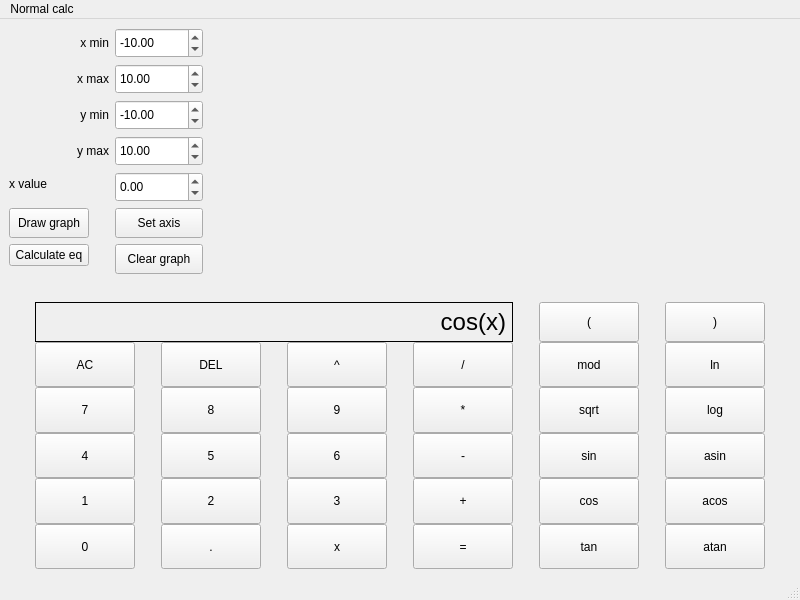
This is src/Calculator/View/View.ui in darrpama/CPP3_SmartCalc_v2.0-1 as Qt 5 draws it before an edit. The edited form follows.
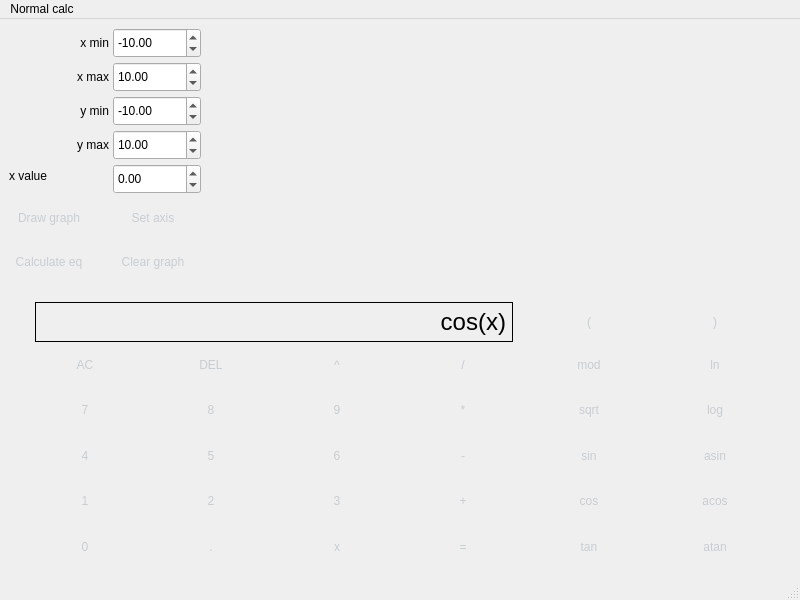
This is the edited form. Custom widgets are drawn as their Qt base class.

What changed in the file:
```diff
--- a/src/Calculator/View/View.ui
+++ b/src/Calculator/View/View.ui
@@ -49,6 +49,15 @@
         <property name="sizeConstraint">
          <enum>QLayout::SetDefaultConstraint</enum>
         </property>
+        <property name="horizontalSpacing">
+         <number>4</number>
+        </property>
+        <property name="verticalSpacing">
+         <number>4</number>
+        </property>
+        <property name="bottomMargin">
+         <number>0</number>
+        </property>
         <item row="0" column="0">
          <widget class="QLabel" name="Lxmin">
           <property name="sizePolicy">
@@ -272,17 +281,35 @@
         <item row="5" column="0">
          <widget class="QPushButton" name="Bdraw_graph">
           <property name="sizePolicy">
-           <sizepolicy hsizetype="Expanding" vsizetype="Fixed">
+           <sizepolicy hsizetype="Fixed" vsizetype="Fixed">
             <horstretch>0</horstretch>
             <verstretch>0</verstretch>
            </sizepolicy>
           </property>
           <property name="minimumSize">
            <size>
-            <width>40</width>
-            <height>30</height>
+            <width>80</width>
+            <height>40</height>
            </size>
           </property>
+          <property name="styleSheet">
+           <string notr="true">QPushButton {
+ background-color: qlineargradient(
+      x1:0, y1:0, x2:1, y2:1, 
+  stop:0 rgba(42, 48, 62, 255),
+      stop:1 rgba(57, 62, 81, 255)
+ );
+ border-radius: 3px;
+ color: rgba(200, 205, 210, 255);
+ border:1px solid rgba(49, 57, 73, 255 * 0.5);
+}
+QPushButton:pressed {
+  background-color: rgba(42, 48, 62, 255);
+ border:1px solid rgba(42, 48, 62, 255);
+ color: rgba(200, 200, 200, 255 * 0.1);
+}
+</string>
+          </property>
           <property name="text">
            <string>Draw graph</string>
           </property>
@@ -291,17 +318,35 @@
         <item row="5" column="1">
          <widget class="QPushButton" name="Bset_axis">
           <property name="sizePolicy">
-           <sizepolicy hsizetype="Expanding" vsizetype="Fixed">
+           <sizepolicy hsizetype="Fixed" vsizetype="Fixed">
             <horstretch>0</horstretch>
             <verstretch>0</verstretch>
            </sizepolicy>
           </property>
           <property name="minimumSize">
            <size>
-            <width>40</width>
-            <height>30</height>
+            <width>80</width>
+            <height>40</height>
            </size>
           </property>
+          <property name="styleSheet">
+           <string notr="true">QPushButton {
+ background-color: qlineargradient(
+      x1:0, y1:0, x2:1, y2:1, 
+  stop:0 rgba(42, 48, 62, 255),
+      stop:1 rgba(57, 62, 81, 255)
+ );
+ border-radius: 3px;
+ color: rgba(200, 205, 210, 255);
+ border:1px solid rgba(49, 57, 73, 255 * 0.5);
+}
+QPushButton:pressed {
+  background-color: rgba(42, 48, 62, 255);
+ border:1px solid rgba(42, 48, 62, 255);
+ color: rgba(200, 200, 200, 255 * 0.1);
+}
+</string>
+          </property>
           <property name="text">
            <string>Set axis</string>
           </property>
@@ -312,6 +357,36 @@
         </item>
         <item row="6" column="0">
          <widget class="QPushButton" name="pBcalculate_eq">
+          <property name="sizePolicy">
+           <sizepolicy hsizetype="Fixed" vsizetype="Fixed">
+            <horstretch>0</horstretch>
+            <verstretch>0</verstretch>
+           </sizepolicy>
+          </property>
+          <property name="minimumSize">
+           <size>
+            <width>80</width>
+            <height>40</height>
+           </size>
+          </property>
+          <property name="styleSheet">
+           <string notr="true">QPushButton {
+ background-color: qlineargradient(
+      x1:0, y1:0, x2:1, y2:1, 
+  stop:0 rgba(42, 48, 62, 255),
+      stop:1 rgba(57, 62, 81, 255)
+ );
+ border-radius: 3px;
+ color: rgba(200, 205, 210, 255);
+ border:1px solid rgba(49, 57, 73, 255 * 0.5);
+}
+QPushButton:pressed {
+  background-color: rgba(42, 48, 62, 255);
+ border:1px solid rgba(42, 48, 62, 255);
+ color: rgba(200, 200, 200, 255 * 0.1);
+}
+</string>
+          </property>
           <property name="text">
            <string>Calculate eq</string>
           </property>
@@ -320,17 +395,35 @@
         <item row="6" column="1">
          <widget class="QPushButton" name="Bgraphclear">
           <property name="sizePolicy">
-           <sizepolicy hsizetype="Expanding" vsizetype="Fixed">
+           <sizepolicy hsizetype="Fixed" vsizetype="Fixed">
             <horstretch>0</horstretch>
             <verstretch>0</verstretch>
            </sizepolicy>
           </property>
           <property name="minimumSize">
            <size>
-            <width>40</width>
-            <height>30</height>
+            <width>80</width>
+            <height>40</height>
            </size>
           </property>
+          <property name="styleSheet">
+           <string notr="true">QPushButton {
+ background-color: qlineargradient(
+      x1:0, y1:0, x2:1, y2:1, 
+  stop:0 rgba(42, 48, 62, 255),
+      stop:1 rgba(57, 62, 81, 255)
+ );
+ border-radius: 3px;
+ color: rgba(200, 205, 210, 255);
+ border:1px solid rgba(49, 57, 73, 255 * 0.5);
+}
+QPushButton:pressed {
+  background-color: rgba(42, 48, 62, 255);
+ border:1px solid rgba(42, 48, 62, 255);
+ color: rgba(200, 200, 200, 255 * 0.1);
+}
+</string>
+          </property>
           <property name="text">
            <string>Clear graph</string>
           </property>
@@ -381,6 +474,24 @@
           <height>100</height>
          </size>
         </property>
+        <property name="styleSheet">
+         <string notr="true">QPushButton {
+ background-color: qlineargradient(
+      x1:0, y1:0, x2:1, y2:1, 
+  stop:0 rgba(42, 48, 62, 255),
+      stop:1 rgba(57, 62, 81, 255)
+ );
+ border-radius: 3px;
+ color: rgba(200, 205, 210, 255);
+ border:1px solid rgba(49, 57, 73, 255 * 0.5);
+}
+QPushButton:pressed {
+  background-color: rgba(42, 48, 62, 255);
+ border:1px solid rgba(42, 48, 62, 255);
+ color: rgba(200, 200, 200, 255 * 0.1);
+}
+</string>
+        </property>
         <property name="text">
          <string>DEL</string>
         </property>
@@ -409,6 +520,24 @@
           <height>100</height>
          </size>
         </property>
+        <property name="styleSheet">
+         <string notr="true">QPushButton {
+ background-color: qlineargradient(
+      x1:0, y1:0, x2:1, y2:1, 
+  stop:0 rgba(42, 48, 62, 255),
+      stop:1 rgba(57, 62, 81, 255)
+ );
+ border-radius: 3px;
+ color: rgba(200, 205, 210, 255);
+ border:1px solid rgba(49, 57, 73, 255 * 0.5);
+}
+QPushButton:pressed {
+  background-color: rgba(42, 48, 62, 255);
+ border:1px solid rgba(42, 48, 62, 255);
+ color: rgba(200, 200, 200, 255 * 0.1);
+}
+</string>
+        </property>
         <property name="text">
          <string>6</string>
         </property>
@@ -437,6 +566,24 @@
           <height>100</height>
          </size>
         </property>
+        <property name="styleSheet">
+         <string notr="true">QPushButton {
+ background-color: qlineargradient(
+      x1:0, y1:0, x2:1, y2:1, 
+  stop:0 rgba(42, 48, 62, 255),
+      stop:1 rgba(57, 62, 81, 255)
+ );
+ border-radius: 3px;
+ color: rgba(200, 205, 210, 255);
+ border:1px solid rgba(49, 57, 73, 255 * 0.5);
+}
+QPushButton:pressed {
+  background-color: rgba(42, 48, 62, 255);
+ border:1px solid rgba(42, 48, 62, 255);
+ color: rgba(200, 200, 200, 255 * 0.1);
+}
+</string>
+        </property>
         <property name="text">
          <string>sin</string>
         </property>
@@ -465,6 +612,24 @@
           <height>100</height>
          </size>
         </property>
+        <property name="styleSheet">
+         <string notr="true">QPushButton {
+ background-color: qlineargradient(
+      x1:0, y1:0, x2:1, y2:1, 
+  stop:0 rgba(42, 48, 62, 255),
+      stop:1 rgba(57, 62, 81, 255)
+ );
+ border-radius: 3px;
+ color: rgba(200, 205, 210, 255);
+ border:1px solid rgba(49, 57, 73, 255 * 0.5);
+}
+QPushButton:pressed {
+  background-color: rgba(42, 48, 62, 255);
+ border:1px solid rgba(42, 48, 62, 255);
+ color: rgba(200, 200, 200, 255 * 0.1);
+}
+</string>
+        </property>
         <property name="text">
          <string>)</string>
         </property>
@@ -493,6 +658,24 @@
           <height>100</height>
          </size>
         </property>
+        <property name="styleSheet">
+         <string notr="true">QPushButton {
+ background-color: qlineargradient(
+      x1:0, y1:0, x2:1, y2:1, 
+  stop:0 rgba(42, 48, 62, 255),
+      stop:1 rgba(57, 62, 81, 255)
+ );
+ border-radius: 3px;
+ color: rgba(200, 205, 210, 255);
+ border:1px solid rgba(49, 57, 73, 255 * 0.5);
+}
+QPushButton:pressed {
+  background-color: rgba(42, 48, 62, 255);
+ border:1px solid rgba(42, 48, 62, 255);
+ color: rgba(200, 200, 200, 255 * 0.1);
+}
+</string>
+        </property>
         <property name="text">
          <string>.</string>
         </property>
@@ -521,6 +704,24 @@
           <height>100</height>
          </size>
         </property>
+        <property name="styleSheet">
+         <string notr="true">QPushButton {
+ background-color: qlineargradient(
+      x1:0, y1:0, x2:1, y2:1, 
+  stop:0 rgba(42, 48, 62, 255),
+      stop:1 rgba(57, 62, 81, 255)
+ );
+ border-radius: 3px;
+ color: rgba(200, 205, 210, 255);
+ border:1px solid rgba(49, 57, 73, 255 * 0.5);
+}
+QPushButton:pressed {
+  background-color: rgba(42, 48, 62, 255);
+ border:1px solid rgba(42, 48, 62, 255);
+ color: rgba(200, 200, 200, 255 * 0.1);
+}
+</string>
+        </property>
         <property name="text">
          <string>*</string>
         </property>
@@ -549,6 +750,24 @@
           <height>100</height>
          </size>
         </property>
+        <property name="styleSheet">
+         <string notr="true">QPushButton {
+ background-color: qlineargradient(
+      x1:0, y1:0, x2:1, y2:1, 
+  stop:0 rgba(42, 48, 62, 255),
+      stop:1 rgba(57, 62, 81, 255)
+ );
+ border-radius: 3px;
+ color: rgba(200, 205, 210, 255);
+ border:1px solid rgba(49, 57, 73, 255 * 0.5);
+}
+QPushButton:pressed {
+  background-color: rgba(42, 48, 62, 255);
+ border:1px solid rgba(42, 48, 62, 255);
+ color: rgba(200, 200, 200, 255 * 0.1);
+}
+</string>
+        </property>
         <property name="text">
          <string>5</string>
         </property>
@@ -577,6 +796,24 @@
           <height>100</height>
          </size>
         </property>
+        <property name="styleSheet">
+         <string notr="true">QPushButton {
+ background-color: qlineargradient(
+      x1:0, y1:0, x2:1, y2:1, 
+  stop:0 rgba(42, 48, 62, 255),
+      stop:1 rgba(57, 62, 81, 255)
+ );
+ border-radius: 3px;
+ color: rgba(200, 205, 210, 255);
+ border:1px solid rgba(49, 57, 73, 255 * 0.5);
+}
+QPushButton:pressed {
+  background-color: rgba(42, 48, 62, 255);
+ border:1px solid rgba(42, 48, 62, 255);
+ color: rgba(200, 200, 200, 255 * 0.1);
+}
+</string>
+        </property>
         <property name="text">
          <string>x</string>
         </property>
@@ -605,6 +842,24 @@
           <height>100</height>
          </size>
         </property>
+        <property name="styleSheet">
+         <string notr="true">QPushButton {
+ background-color: qlineargradient(
+      x1:0, y1:0, x2:1, y2:1, 
+  stop:0 rgba(42, 48, 62, 255),
+      stop:1 rgba(57, 62, 81, 255)
+ );
+ border-radius: 3px;
+ color: rgba(200, 205, 210, 255);
+ border:1px solid rgba(49, 57, 73, 255 * 0.5);
+}
+QPushButton:pressed {
+  background-color: rgba(42, 48, 62, 255);
+ border:1px solid rgba(42, 48, 62, 255);
+ color: rgba(200, 200, 200, 255 * 0.1);
+}
+</string>
+        </property>
         <property name="text">
          <string>^</string>
         </property>
@@ -633,6 +888,24 @@
           <height>100</height>
          </size>
         </property>
+        <property name="styleSheet">
+         <string notr="true">QPushButton {
+ background-color: qlineargradient(
+      x1:0, y1:0, x2:1, y2:1, 
+  stop:0 rgba(42, 48, 62, 255),
+      stop:1 rgba(57, 62, 81, 255)
+ );
+ border-radius: 3px;
+ color: rgba(200, 205, 210, 255);
+ border:1px solid rgba(49, 57, 73, 255 * 0.5);
+}
+QPushButton:pressed {
+  background-color: rgba(42, 48, 62, 255);
+ border:1px solid rgba(42, 48, 62, 255);
+ color: rgba(200, 200, 200, 255 * 0.1);
+}
+</string>
+        </property>
         <property name="text">
          <string>tan</string>
         </property>
@@ -661,6 +934,24 @@
           <height>100</height>
          </size>
         </property>
+        <property name="styleSheet">
+         <string notr="true">QPushButton {
+ background-color: qlineargradient(
+      x1:0, y1:0, x2:1, y2:1, 
+  stop:0 rgba(42, 48, 62, 255),
+      stop:1 rgba(57, 62, 81, 255)
+ );
+ border-radius: 3px;
+ color: rgba(200, 205, 210, 255);
+ border:1px solid rgba(49, 57, 73, 255 * 0.5);
+}
+QPushButton:pressed {
+  background-color: rgba(42, 48, 62, 255);
+ border:1px solid rgba(42, 48, 62, 255);
+ color: rgba(200, 200, 200, 255 * 0.1);
+}
+</string>
+        </property>
         <property name="text">
          <string>acos</string>
         </property>
@@ -689,6 +980,24 @@
           <height>100</height>
          </size>
         </property>
+        <property name="styleSheet">
+         <string notr="true">QPushButton {
+ background-color: qlineargradient(
+      x1:0, y1:0, x2:1, y2:1, 
+  stop:0 rgba(42, 48, 62, 255),
+      stop:1 rgba(57, 62, 81, 255)
+ );
+ border-radius: 3px;
+ color: rgba(200, 205, 210, 255);
+ border:1px solid rgba(49, 57, 73, 255 * 0.5);
+}
+QPushButton:pressed {
+  background-color: rgba(42, 48, 62, 255);
+ border:1px solid rgba(42, 48, 62, 255);
+ color: rgba(200, 200, 200, 255 * 0.1);
+}
+</string>
+        </property>
         <property name="text">
          <string>-</string>
         </property>
@@ -717,6 +1026,24 @@
           <height>100</height>
          </size>
         </property>
+        <property name="styleSheet">
+         <string notr="true">QPushButton {
+ background-color: qlineargradient(
+      x1:0, y1:0, x2:1, y2:1, 
+  stop:0 rgba(42, 48, 62, 255),
+      stop:1 rgba(57, 62, 81, 255)
+ );
+ border-radius: 3px;
+ color: rgba(200, 205, 210, 255);
+ border:1px solid rgba(49, 57, 73, 255 * 0.5);
+}
+QPushButton:pressed {
+  background-color: rgba(42, 48, 62, 255);
+ border:1px solid rgba(42, 48, 62, 255);
+ color: rgba(200, 200, 200, 255 * 0.1);
+}
+</string>
+        </property>
         <property name="text">
          <string>asin</string>
         </property>
@@ -745,6 +1072,24 @@
           <height>100</height>
          </size>
         </property>
+        <property name="styleSheet">
+         <string notr="true">QPushButton {
+ background-color: qlineargradient(
+      x1:0, y1:0, x2:1, y2:1, 
+  stop:0 rgba(42, 48, 62, 255),
+      stop:1 rgba(57, 62, 81, 255)
+ );
+ border-radius: 3px;
+ color: rgba(200, 205, 210, 255);
+ border:1px solid rgba(49, 57, 73, 255 * 0.5);
+}
+QPushButton:pressed {
+  background-color: rgba(42, 48, 62, 255);
+ border:1px solid rgba(42, 48, 62, 255);
+ color: rgba(200, 200, 200, 255 * 0.1);
+}
+</string>
+        </property>
         <property name="text">
          <string>3</string>
         </property>
@@ -773,6 +1118,24 @@
           <height>100</height>
          </size>
         </property>
+        <property name="styleSheet">
+         <string notr="true">QPushButton {
+ background-color: qlineargradient(
+      x1:0, y1:0, x2:1, y2:1, 
+  stop:0 rgba(42, 48, 62, 255),
+      stop:1 rgba(57, 62, 81, 255)
+ );
+ border-radius: 3px;
+ color: rgba(200, 205, 210, 255);
+ border:1px solid rgba(49, 57, 73, 255 * 0.5);
+}
+QPushButton:pressed {
+  background-color: rgba(42, 48, 62, 255);
+ border:1px solid rgba(42, 48, 62, 255);
+ color: rgba(200, 200, 200, 255 * 0.1);
+}
+</string>
+        </property>
         <property name="text">
          <string>AC</string>
         </property>
@@ -807,6 +1170,24 @@
           <height>100</height>
          </size>
         </property>
+        <property name="styleSheet">
+         <string notr="true">QPushButton {
+ background-color: qlineargradient(
+      x1:0, y1:0, x2:1, y2:1, 
+  stop:0 rgba(42, 48, 62, 255),
+      stop:1 rgba(57, 62, 81, 255)
+ );
+ border-radius: 3px;
+ color: rgba(200, 205, 210, 255);
+ border:1px solid rgba(49, 57, 73, 255 * 0.5);
+}
+QPushButton:pressed {
+  background-color: rgba(42, 48, 62, 255);
+ border:1px solid rgba(42, 48, 62, 255);
+ color: rgba(200, 200, 200, 255 * 0.1);
+}
+</string>
+        </property>
         <property name="text">
          <string>0</string>
         </property>
@@ -835,6 +1216,24 @@
           <height>100</height>
          </size>
         </property>
+        <property name="styleSheet">
+         <string notr="true">QPushButton {
+ background-color: qlineargradient(
+      x1:0, y1:0, x2:1, y2:1, 
+  stop:0 rgba(42, 48, 62, 255),
+      stop:1 rgba(57, 62, 81, 255)
+ );
+ border-radius: 3px;
+ color: rgba(200, 205, 210, 255);
+ border:1px solid rgba(49, 57, 73, 255 * 0.5);
+}
+QPushButton:pressed {
+  background-color: rgba(42, 48, 62, 255);
+ border:1px solid rgba(42, 48, 62, 255);
+ color: rgba(200, 200, 200, 255 * 0.1);
+}
+</string>
+        </property>
         <property name="text">
          <string>=</string>
         </property>
@@ -863,6 +1262,24 @@
           <height>100</height>
          </size>
         </property>
+        <property name="styleSheet">
+         <string notr="true">QPushButton {
+ background-color: qlineargradient(
+      x1:0, y1:0, x2:1, y2:1, 
+  stop:0 rgba(42, 48, 62, 255),
+      stop:1 rgba(57, 62, 81, 255)
+ );
+ border-radius: 3px;
+ color: rgba(200, 205, 210, 255);
+ border:1px solid rgba(49, 57, 73, 255 * 0.5);
+}
+QPushButton:pressed {
+  background-color: rgba(42, 48, 62, 255);
+ border:1px solid rgba(42, 48, 62, 255);
+ color: rgba(200, 200, 200, 255 * 0.1);
+}
+</string>
+        </property>
         <property name="text">
          <string>2</string>
         </property>
@@ -891,6 +1308,24 @@
           <height>100</height>
          </size>
         </property>
+        <property name="styleSheet">
+         <string notr="true">QPushButton {
+ background-color: qlineargradient(
+      x1:0, y1:0, x2:1, y2:1, 
+  stop:0 rgba(42, 48, 62, 255),
+      stop:1 rgba(57, 62, 81, 255)
+ );
+ border-radius: 3px;
+ color: rgba(200, 205, 210, 255);
+ border:1px solid rgba(49, 57, 73, 255 * 0.5);
+}
+QPushButton:pressed {
+  background-color: rgba(42, 48, 62, 255);
+ border:1px solid rgba(42, 48, 62, 255);
+ color: rgba(200, 200, 200, 255 * 0.1);
+}
+</string>
+        </property>
         <property name="text">
          <string>ln</string>
         </property>
@@ -919,6 +1354,24 @@
           <height>100</height>
          </size>
         </property>
+        <property name="styleSheet">
+         <string notr="true">QPushButton {
+ background-color: qlineargradient(
+      x1:0, y1:0, x2:1, y2:1, 
+  stop:0 rgba(42, 48, 62, 255),
+      stop:1 rgba(57, 62, 81, 255)
+ );
+ border-radius: 3px;
+ color: rgba(200, 205, 210, 255);
+ border:1px solid rgba(49, 57, 73, 255 * 0.5);
+}
+QPushButton:pressed {
+  background-color: rgba(42, 48, 62, 255);
+ border:1px solid rgba(42, 48, 62, 255);
+ color: rgba(200, 200, 200, 255 * 0.1);
+}
+</string>
+        </property>
         <property name="text">
          <string>mod</string>
         </property>
@@ -947,6 +1400,24 @@
           <height>100</height>
          </size>
         </property>
+        <property name="styleSheet">
+         <string notr="true">QPushButton {
+ background-color: qlineargradient(
+      x1:0, y1:0, x2:1, y2:1, 
+  stop:0 rgba(42, 48, 62, 255),
+      stop:1 rgba(57, 62, 81, 255)
+ );
+ border-radius: 3px;
+ color: rgba(200, 205, 210, 255);
+ border:1px solid rgba(49, 57, 73, 255 * 0.5);
+}
+QPushButton:pressed {
+  background-color: rgba(42, 48, 62, 255);
+ border:1px solid rgba(42, 48, 62, 255);
+ color: rgba(200, 200, 200, 255 * 0.1);
+}
+</string>
+        </property>
         <property name="text">
          <string>8</string>
         </property>
@@ -975,6 +1446,24 @@
           <height>100</height>
          </size>
         </property>
+        <property name="styleSheet">
+         <string notr="true">QPushButton {
+ background-color: qlineargradient(
+      x1:0, y1:0, x2:1, y2:1, 
+  stop:0 rgba(42, 48, 62, 255),
+      stop:1 rgba(57, 62, 81, 255)
+ );
+ border-radius: 3px;
+ color: rgba(200, 205, 210, 255);
+ border:1px solid rgba(49, 57, 73, 255 * 0.5);
+}
+QPushButton:pressed {
+  background-color: rgba(42, 48, 62, 255);
+ border:1px solid rgba(42, 48, 62, 255);
+ color: rgba(200, 200, 200, 255 * 0.1);
+}
+</string>
+        </property>
         <property name="text">
          <string>log</string>
         </property>
@@ -1003,6 +1492,24 @@
           <height>100</height>
          </size>
         </property>
+        <property name="styleSheet">
+         <string notr="true">QPushButton {
+ background-color: qlineargradient(
+      x1:0, y1:0, x2:1, y2:1, 
+  stop:0 rgba(42, 48, 62, 255),
+      stop:1 rgba(57, 62, 81, 255)
+ );
+ border-radius: 3px;
+ color: rgba(200, 205, 210, 255);
+ border:1px solid rgba(49, 57, 73, 255 * 0.5);
+}
+QPushButton:pressed {
+  background-color: rgba(42, 48, 62, 255);
+ border:1px solid rgba(42, 48, 62, 255);
+ color: rgba(200, 200, 200, 255 * 0.1);
+}
+</string>
+        </property>
         <property name="text">
          <string>cos</string>
         </property>
@@ -1031,6 +1538,24 @@
           <height>100</height>
          </size>
         </property>
+        <property name="styleSheet">
+         <string notr="true">QPushButton {
+ background-color: qlineargradient(
+      x1:0, y1:0, x2:1, y2:1, 
+  stop:0 rgba(42, 48, 62, 255),
+      stop:1 rgba(57, 62, 81, 255)
+ );
+ border-radius: 3px;
+ color: rgba(200, 205, 210, 255);
+ border:1px solid rgba(49, 57, 73, 255 * 0.5);
+}
+QPushButton:pressed {
+  background-color: rgba(42, 48, 62, 255);
+ border:1px solid rgba(42, 48, 62, 255);
+ color: rgba(200, 200, 200, 255 * 0.1);
+}
+</string>
+        </property>
         <property name="text">
          <string>(</string>
         </property>
@@ -1059,6 +1584,24 @@
           <height>100</height>
          </size>
         </property>
+        <property name="styleSheet">
+         <string notr="true">QPushButton {
+ background-color: qlineargradient(
+      x1:0, y1:0, x2:1, y2:1, 
+  stop:0 rgba(42, 48, 62, 255),
+      stop:1 rgba(57, 62, 81, 255)
+ );
+ border-radius: 3px;
+ color: rgba(200, 205, 210, 255);
+ border:1px solid rgba(49, 57, 73, 255 * 0.5);
+}
+QPushButton:pressed {
+  background-color: rgba(42, 48, 62, 255);
+ border:1px solid rgba(42, 48, 62, 255);
+ color: rgba(200, 200, 200, 255 * 0.1);
+}
+</string>
+        </property>
         <property name="text">
          <string>9</string>
         </property>
@@ -1087,6 +1630,24 @@
           <height>100</height>
          </size>
         </property>
+        <property name="styleSheet">
+         <string notr="true">QPushButton {
+ background-color: qlineargradient(
+      x1:0, y1:0, x2:1, y2:1, 
+  stop:0 rgba(42, 48, 62, 255),
+      stop:1 rgba(57, 62, 81, 255)
+ );
+ border-radius: 3px;
+ color: rgba(200, 205, 210, 255);
+ border:1px solid rgba(49, 57, 73, 255 * 0.5);
+}
+QPushButton:pressed {
+  background-color: rgba(42, 48, 62, 255);
+ border:1px solid rgba(42, 48, 62, 255);
+ color: rgba(200, 200, 200, 255 * 0.1);
+}
+</string>
+        </property>
         <property name="text">
          <string>/</string>
         </property>
@@ -1115,6 +1676,24 @@
           <height>100</height>
          </size>
         </property>
+        <property name="styleSheet">
+         <string notr="true">QPushButton {
+ background-color: qlineargradient(
+      x1:0, y1:0, x2:1, y2:1, 
+  stop:0 rgba(42, 48, 62, 255),
+      stop:1 rgba(57, 62, 81, 255)
+ );
+ border-radius: 3px;
+ color: rgba(200, 205, 210, 255);
+ border:1px solid rgba(49, 57, 73, 255 * 0.5);
+}
+QPushButton:pressed {
+  background-color: rgba(42, 48, 62, 255);
+ border:1px solid rgba(42, 48, 62, 255);
+ color: rgba(200, 200, 200, 255 * 0.1);
+}
+</string>
+        </property>
         <property name="text">
          <string>1</string>
         </property>
@@ -1143,6 +1722,24 @@
           <height>100</height>
          </size>
         </property>
+        <property name="styleSheet">
+         <string notr="true">QPushButton {
+ background-color: qlineargradient(
+      x1:0, y1:0, x2:1, y2:1, 
+  stop:0 rgba(42, 48, 62, 255),
+      stop:1 rgba(57, 62, 81, 255)
+ );
+ border-radius: 3px;
+ color: rgba(200, 205, 210, 255);
+ border:1px solid rgba(49, 57, 73, 255 * 0.5);
+}
+QPushButton:pressed {
+  background-color: rgba(42, 48, 62, 255);
+ border:1px solid rgba(42, 48, 62, 255);
+ color: rgba(200, 200, 200, 255 * 0.1);
+}
+</string>
+        </property>
         <property name="text">
          <string>4</string>
         </property>
@@ -1171,6 +1768,24 @@
           <height>100</height>
          </size>
         </property>
+        <property name="styleSheet">
+         <string notr="true">QPushButton {
+ background-color: qlineargradient(
+      x1:0, y1:0, x2:1, y2:1, 
+  stop:0 rgba(42, 48, 62, 255),
+      stop:1 rgba(57, 62, 81, 255)
+ );
+ border-radius: 3px;
+ color: rgba(200, 205, 210, 255);
+ border:1px solid rgba(49, 57, 73, 255 * 0.5);
+}
+QPushButton:pressed {
+  background-color: rgba(42, 48, 62, 255);
+ border:1px solid rgba(42, 48, 62, 255);
+ color: rgba(200, 200, 200, 255 * 0.1);
+}
+</string>
+        </property>
         <property name="text">
          <string>sqrt</string>
         </property>
@@ -1199,6 +1814,24 @@
           <height>100</height>
          </size>
         </property>
+        <property name="styleSheet">
+         <string notr="true">QPushButton {
+ background-color: qlineargradient(
+      x1:0, y1:0, x2:1, y2:1, 
+  stop:0 rgba(42, 48, 62, 255),
+      stop:1 rgba(57, 62, 81, 255)
+ );
+ border-radius: 3px;
+ color: rgba(200, 205, 210, 255);
+ border:1px solid rgba(49, 57, 73, 255 * 0.5);
+}
+QPushButton:pressed {
+  background-color: rgba(42, 48, 62, 255);
+ border:1px solid rgba(42, 48, 62, 255);
+ color: rgba(200, 200, 200, 255 * 0.1);
+}
+</string>
+        </property>
         <property name="text">
          <string>atan</string>
         </property>
@@ -1227,6 +1860,24 @@
           <height>100</height>
          </size>
         </property>
+        <property name="styleSheet">
+         <string notr="true">QPushButton {
+ background-color: qlineargradient(
+      x1:0, y1:0, x2:1, y2:1, 
+  stop:0 rgba(42, 48, 62, 255),
+      stop:1 rgba(57, 62, 81, 255)
+ );
+ border-radius: 3px;
+ color: rgba(200, 205, 210, 255);
+ border:1px solid rgba(49, 57, 73, 255 * 0.5);
+}
+QPushButton:pressed {
+  background-color: rgba(42, 48, 62, 255);
+ border:1px solid rgba(42, 48, 62, 255);
+ color: rgba(200, 200, 200, 255 * 0.1);
+}
+</string>
+        </property>
         <property name="text">
          <string>+</string>
         </property>
@@ -1255,6 +1906,24 @@
           <height>100</height>
          </size>
         </property>
+        <property name="styleSheet">
+         <string notr="true">QPushButton {
+ background-color: qlineargradient(
+      x1:0, y1:0, x2:1, y2:1, 
+  stop:0 rgba(42, 48, 62, 255),
+      stop:1 rgba(57, 62, 81, 255)
+ );
+ border-radius: 3px;
+ color: rgba(200, 205, 210, 255);
+ border:1px solid rgba(49, 57, 73, 255 * 0.5);
+}
+QPushButton:pressed {
+  background-color: rgba(42, 48, 62, 255);
+ border:1px solid rgba(42, 48, 62, 255);
+ color: rgba(200, 200, 200, 255 * 0.1);
+}
+</string>
+        </property>
         <property name="text">
          <string>7</string>
         </property>
```
